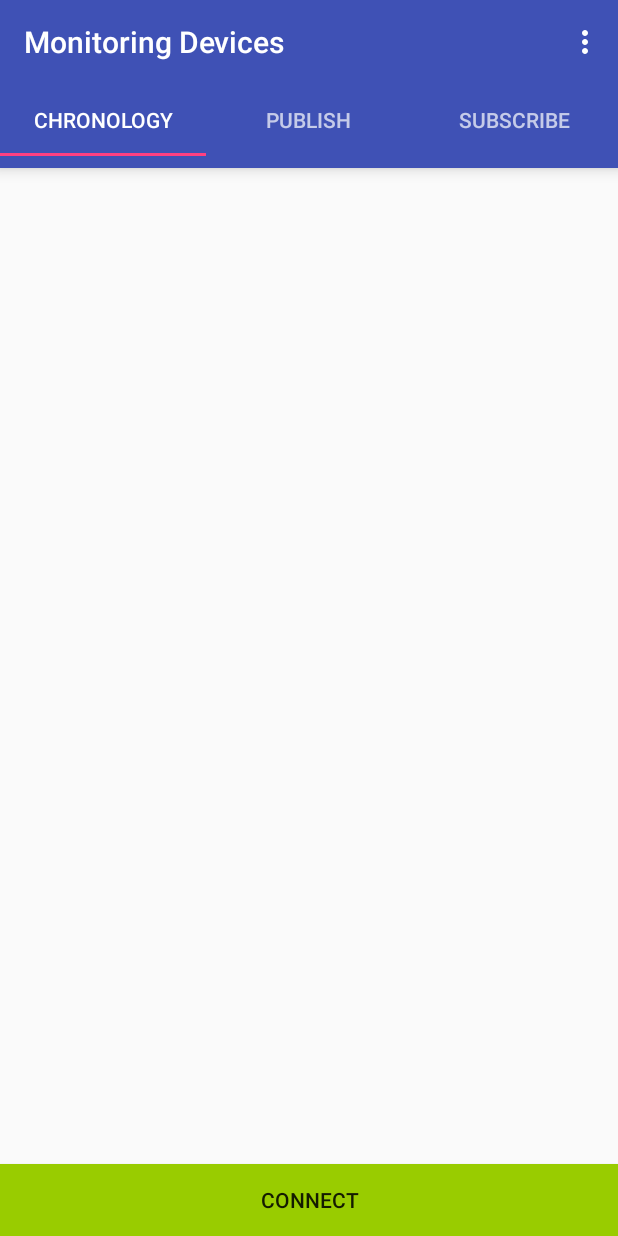
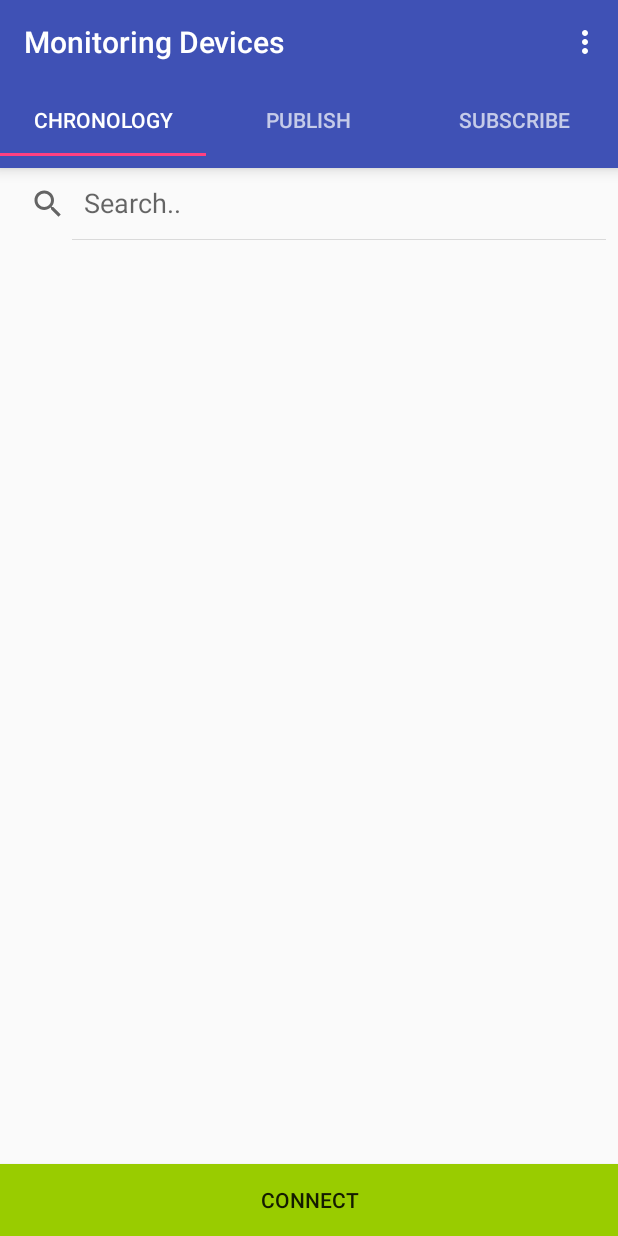
Before and after one commit to peppevaccaro/MonitoringIOTDevices, an Android app: the screen it shows after launch (MainActivity), on a phone screen of 412 x 824 dp. Run offline under Robolectric (Android 15) with nearby library versions, the phone set to English and light mode, and no system bars; libraries missing offline, so code that uses them is left out: org.eclipse.paho.

Commit message:
Resolved Filter problem

```diff
--- a/app/src/main/java/dev/peppe/monitoringiotdevices/MainActivity.java
+++ b/app/src/main/java/dev/peppe/monitoringiotdevices/MainActivity.java
@@ -168,8 +168,16 @@ public class MainActivity extends AppCompatActivity implements SubscribeFragment
     @Override
     public boolean onPublishButtonClicked(Topic topic) {
         if(mqttHelper!= null && mqttHelper.mqttAndroidClient.isConnected()){
-            runPublishThread(topic);
-            return true;
+            if(!mapThreads.containsKey(topic.topicPath)) {
+                runPublishThread(topic);
+                return true;
+            }
+            else
+            {
+                Toast.makeText(this, "This topic is already published ", Toast.LENGTH_SHORT).show();
+                return false;
+            }
+
         }
         else {
             Toast.makeText(this, "Before Connect to Broker ", Toast.LENGTH_SHORT).show();
--- a/app/src/main/java/dev/peppe/monitoringiotdevices/fragments/ChronologyFragment.java
+++ b/app/src/main/java/dev/peppe/monitoringiotdevices/fragments/ChronologyFragment.java
@@ -6,6 +6,7 @@ import android.view.LayoutInflater;
 import android.view.View;
 import android.view.ViewGroup;
 import android.widget.ListView;
+import android.widget.SearchView;
 
 import java.util.ArrayList;
 
@@ -19,6 +20,8 @@ public class ChronologyFragment extends Fragment implements MainActivity.OnMessa
     ListView listview;
     ArrayList<ReceivedMessage> list;
     MqttMessageArrayAdapter adapter;
+    SearchView searchView;
+    String queryString;
     private Bundle savedState = null;
 
     public ChronologyFragment(){}
@@ -33,6 +36,22 @@ public class ChronologyFragment extends Fragment implements MainActivity.OnMessa
     public void onViewCreated(View view, Bundle savedInstanceState) {
         // Setup any handles to view objects here
         super.onViewCreated(view, savedInstanceState);
+        searchView = view.findViewById(R.id.searchView);
+
+        searchView.setOnQueryTextListener(new SearchView.OnQueryTextListener() {
+
+            @Override
+            public boolean onQueryTextSubmit(String arg0) {
+                return false;
+            }
+
+            @Override
+            public boolean onQueryTextChange(String query) {
+                queryString = query;
+                adapter.getFilter().filter(query);
+                return true;
+            }
+        });
 
         listview = view.findViewById(R.id.listMqttMessage);
         if(savedInstanceState != null && savedState == null) {
@@ -44,9 +63,10 @@ public class ChronologyFragment extends Fragment implements MainActivity.OnMessa
         }
         else
             list = new ArrayList<>();
-        adapter = new MqttMessageArrayAdapter(this.getContext(),R.layout.mqttmessage_listitem,list);
+        adapter = new MqttMessageArrayAdapter(this.getContext(), R.layout.mqttmessage_listitem, list);
         adapter.notifyDataSetChanged();
         listview.setAdapter(adapter);
+
     }
 
     @Override
@@ -69,10 +89,11 @@ public class ChronologyFragment extends Fragment implements MainActivity.OnMessa
 
     @Override
     public void onMessageArrived(ReceivedMessage message){
-        list.add(message);
+        list.add(0,message);
+        adapter.getFilter().filter(queryString);
+        adapter.notifyDataSetChanged();
         listview.invalidateViews();
         listview.refreshDrawableState();
-        adapter.notifyDataSetChanged();
+    }
 
-    }
 }
--- a/app/src/main/java/dev/peppe/monitoringiotdevices/fragments/PublishFragment.java
+++ b/app/src/main/java/dev/peppe/monitoringiotdevices/fragments/PublishFragment.java
@@ -58,7 +58,7 @@ public class PublishFragment extends Fragment {
                 topic.setTopicPath();
                 if (mListener != null) {
                     if(mListener.onPublishButtonClicked(topic)){
-                        list.add(topic);
+                        list.add(0,topic);
                         listview.invalidateViews();
                         listview.refreshDrawableState();
                     }
--- a/app/src/main/java/dev/peppe/monitoringiotdevices/helpers/MqttMessageArrayAdapter.java
+++ b/app/src/main/java/dev/peppe/monitoringiotdevices/helpers/MqttMessageArrayAdapter.java
@@ -6,6 +6,8 @@ import android.view.LayoutInflater;
 import android.view.View;
 import android.view.ViewGroup;
 import android.widget.ArrayAdapter;
+import android.widget.Filter;
+import android.widget.Filterable;
 import android.widget.TextView;
 
 import java.util.ArrayList;
@@ -13,12 +15,32 @@ import java.util.ArrayList;
 import dev.peppe.monitoringiotdevices.R;
 import dev.peppe.monitoringiotdevices.utils.ReceivedMessage;
 
-public class MqttMessageArrayAdapter extends ArrayAdapter<ReceivedMessage> {
-    private ArrayList<ReceivedMessage> list;
+public class MqttMessageArrayAdapter extends ArrayAdapter<ReceivedMessage> implements Filterable {
+    private ArrayList<ReceivedMessage> filteredList;
+    private ArrayList<ReceivedMessage> originalList;
+    CustomFilter filter;
+
     public MqttMessageArrayAdapter(Context context, int textViewResourceId,
                               ArrayList<ReceivedMessage> objects) {
         super(context, textViewResourceId, objects);
-        list = objects;
+        originalList = objects;
+        filteredList = objects;
+        getFilter();
+    }
+
+    @Override
+    public int getCount() {
+        return filteredList.size();
+    }
+
+    /**
+     * Get specific item from user list
+     * @param i item index
+     * @return list item
+     */
+    @Override
+    public ReceivedMessage getItem(int i) {
+        return filteredList.get(i);
     }
 
     @Override
@@ -36,4 +58,49 @@ public class MqttMessageArrayAdapter extends ArrayAdapter<ReceivedMessage> {
         timestampValue.setText(DateFormat.format("yyyy-MM-dd hh:mm:ss a",message.getTimestamp()));
         return convertView;
     }
+
+    @Override
+    public Filter getFilter() {
+
+        if (filter == null){
+            filter = new MqttMessageArrayAdapter.CustomFilter();
+        }
+        return filter;
+    }
+
+    //INNER CLASS
+    class CustomFilter extends Filter
+    {
+        @Override
+        protected FilterResults performFiltering(CharSequence constraint) {
+            FilterResults results=new FilterResults();
+            if(constraint != null && constraint.length()>0)
+            {
+                //CONSTARINT TO UPPER
+                constraint=constraint.toString().toUpperCase();
+                ArrayList<ReceivedMessage> listFiltered = new ArrayList<>();
+                //get specific items
+                for(ReceivedMessage mess : originalList)
+                {
+                    if(mess.getTopic().toUpperCase().contains(constraint))
+                        listFiltered.add(mess);
+                }
+                results.values = listFiltered;
+                results.count = listFiltered.size();
+            }
+            else
+            {
+                results.values = originalList;
+                results.count = originalList.size();
+            }
+            return results;
+        }
+
+        @Override
+        protected void publishResults(CharSequence constraint, FilterResults results) {
+            filteredList = ((ArrayList<ReceivedMessage>)results.values);
+            notifyDataSetChanged();
+        }
+
+    }
 }
--- a/app/src/main/res/layout/activity_main.xml
+++ b/app/src/main/res/layout/activity_main.xml
@@ -50,9 +50,12 @@
     <android.support.v4.view.ViewPager
         android:id="@+id/pager"
         android:layout_width="match_parent"
-        android:layout_height="415dp"
+        android:layout_height="wrap_content"
+        android:layout_above="@+id/connectButton"
+        android:layout_alignParentBottom="true"
         android:layout_alignParentStart="true"
-        android:layout_below="@+id/tab_layout">
+        android:layout_below="@+id/tab_layout"
+        android:layout_marginBottom="1dp">
 
     </android.support.v4.view.ViewPager>
 
--- a/app/src/main/res/layout/fragment_chronology.xml
+++ b/app/src/main/res/layout/fragment_chronology.xml
@@ -6,8 +6,22 @@
     android:layout_width="match_parent"
     android:layout_height="match_parent">
 
-    <ListView
-        android:id="@+id/listMqttMessage"
+    <LinearLayout
         android:layout_width="match_parent"
-        android:layout_height="match_parent" />
+        android:layout_height="match_parent"
+        android:orientation="vertical">
+
+        <SearchView
+            android:id="@+id/searchView"
+            android:layout_width="match_parent"
+            android:layout_height="wrap_content"
+            android:iconifiedByDefault="false"
+            android:queryHint="Search.." />
+
+        <ListView
+            android:id="@+id/listMqttMessage"
+            android:layout_width="match_parent"
+            android:layout_height="match_parent" />
+    </LinearLayout>
+
 </android.support.constraint.ConstraintLayout>
```
Also changed, not shown: app/src/main/java/dev/peppe/monitoringiotdevices/fragments/SubscribeFragment.java (+12 -2 lines), app/src/main/java/dev/peppe/monitoringiotdevices/threads/PublishThread.java (+55 -8 lines).
